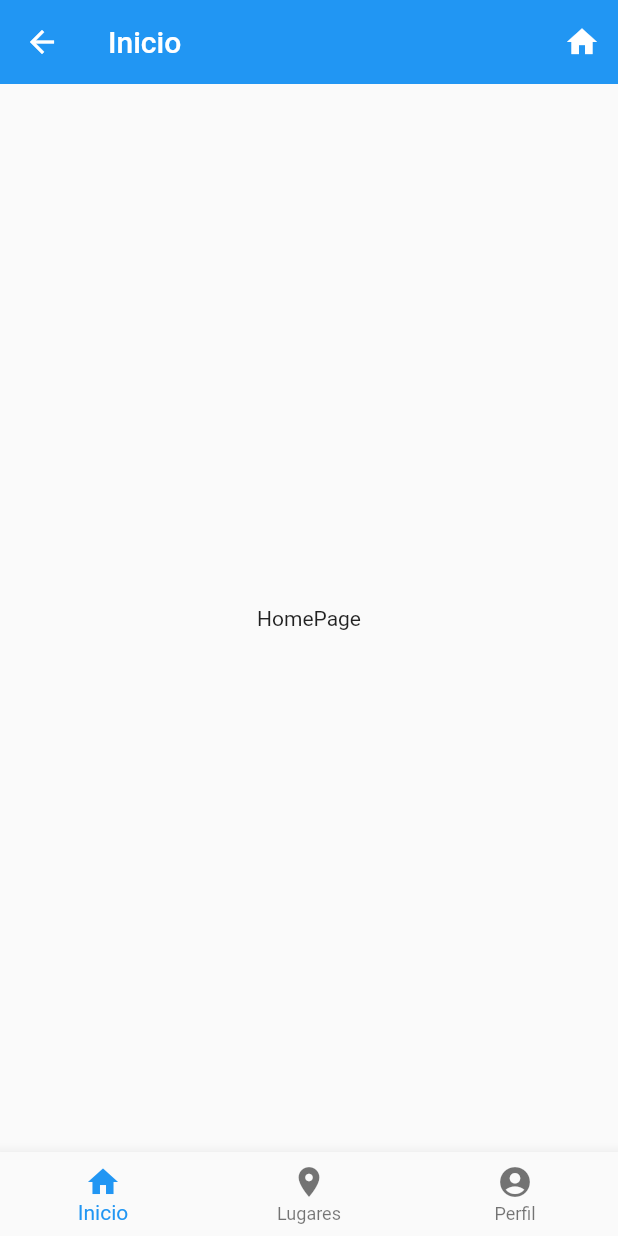
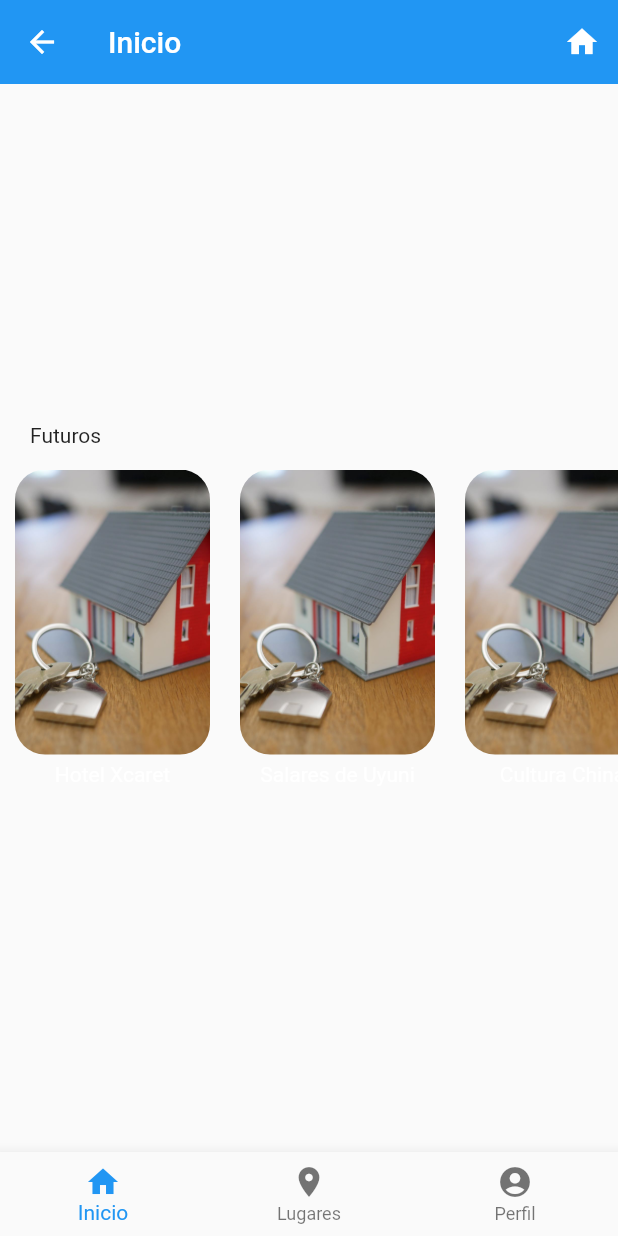
Before and after one commit to joferdev2022/fl_real_state, a Flutter app: the HomePage screen opened by its route, on a phone screen of 412 x 824 dp. Run offline on Flutter 3.47's test engine with Material 2 defaults, Android fonts, the phone set to English and light mode, and no system bars; our stand-ins replace card_swiper.

Commit message:
lova chargued

```diff
--- a/lib/main.dart
+++ b/lib/main.dart
@@ -1,5 +1,6 @@
 import 'package:feed_app/pages/cover.dart';
 import 'package:feed_app/pages/home_page.dart';
+import 'package:feed_app/pages/information_page.dart';
 import 'package:flutter/material.dart';
 
 void main() => runApp(MyApp());
@@ -14,6 +15,7 @@ class MyApp extends StatelessWidget {
       routes: {
         'cover': (_) => Cover(),
         'home': (_) => HomePage(),
+        'information': (_) => InformationPage(),
       },
     );
   }
--- /dev/null
+++ b/lib/models/pictures.dart
@@ -0,0 +1,26 @@
+import 'dart:convert';
+
+class Pictures {
+  String title;
+  String? pais;
+  String img;
+  String? tipo;
+  String? text;
+
+  Pictures(
+      {required this.title,
+      required this.img,
+      this.pais,
+      this.tipo,
+      this.text});
+
+  factory Pictures.fromJson(String str) => Pictures.fromMap(json.decode(str));
+
+  factory Pictures.fromMap(Map<String, dynamic> json) => Pictures(
+        title: json["title"],
+        pais: json["pais"],
+        img: json["img"],
+        text: json["text"],
+        tipo: json["tipo"],
+      );
+}
--- a/lib/pages/home_page.dart
+++ b/lib/pages/home_page.dart
@@ -1,3 +1,4 @@
+import 'package:feed_app/widgets/custom_card.dart';
 import 'package:feed_app/widgets/custom_navigator.dart';
 import 'package:flutter/material.dart';
 
@@ -16,7 +17,7 @@ class HomePage extends StatelessWidget {
         actions: [IconButton(onPressed: () {}, icon: const Icon(Icons.home))],
       ),
       body: const Center(
-        child: Text('HomePage'),
+        child: CustomCard(),
       ),
       bottomNavigationBar: const CustomNavigator(),
     );
--- /dev/null
+++ b/lib/widgets/custom_card.dart
@@ -0,0 +1,107 @@
+import 'package:feed_app/models/pictures.dart';
+import 'package:flutter/material.dart';
+
+class CustomCard extends StatelessWidget {
+  const CustomCard({Key? key}) : super(key: key);
+
+  @override
+  Widget build(BuildContext context) {
+    List<Pictures> futuro = [
+      Pictures(
+          pais: 'Mexico',
+          img: 'assets/cover_banner.jpg',
+          title: 'Hotel Xcaret',
+          tipo: 'Hotel all in one',
+          text:
+              'Cupidatat ipsum id consequat est est. Veniam magna aute magna adipisicing. Fugiat minim exercitation quis id anim ea tempor est est eiusmod deserunt do ex consectetur. Laboris incididunt ea ut mollit commodo magna et laboris elit ea minim elit. Ipsum occaecat quis ut do irure fugiat fugiat aliquip sit consectetur nulla eu tempor dolore. Qui incididunt eu quis aliquip occaecat.'),
+      Pictures(
+          pais: 'Bolivia',
+          img: 'assets/cover_banner.jpg',
+          title: 'Salares de Uyuni',
+          tipo: 'Salar natural',
+          text:
+              'El Salar de Uyuni, en medio de los Andes en el sur de Bolivia, es la salina más grande del mundo. Es el legado de un lago prehistórico que se secó y dejó un paisaje desértico de casi 11,000 km cuadrados de sal blanca brillante, formaciones rocosas e islas con cactus.'),
+      Pictures(
+          pais: 'China',
+          img: 'assets/cover_banner.jpg',
+          title: 'Cultura China',
+          tipo: 'cultural',
+          text: ''),
+      Pictures(
+          pais: 'Corea',
+          img: 'assets/cover_banner.jpg',
+          title: 'Cultura Coreana',
+          tipo: 'Cultural',
+          text: ''),
+    ];
+    return Container(
+      width: double.infinity,
+      height: 260,
+      child: Column(
+        crossAxisAlignment: CrossAxisAlignment.start,
+        children: [
+          const Padding(
+            padding: EdgeInsets.symmetric(horizontal: 20),
+            child: Text(
+              'Futuros',
+            ),
+          ),
+          const SizedBox(
+            height: 5,
+          ),
+          Expanded(
+            // child: Card(
+            //   // elevation: 20,
+            //   child: SizedBox(
+            //     width: 400,
+            //     height: 100,
+            //     child: Center(child: Text('Elevated Card')),
+            //   ),
+            // ),
+            child: ListView.builder(
+              scrollDirection: Axis.horizontal,
+              itemCount: futuro.length,
+              itemBuilder: (_, int index) {
+                return Container(
+                  width: 130,
+                  height: 190,
+                  margin:
+                      const EdgeInsets.symmetric(horizontal: 10, vertical: 10),
+                  child: Column(
+                    children: [
+                      GestureDetector(
+                        onTap: () => Navigator.pushNamed(context, 'information',
+                            arguments: futuro[index]),
+                        child: ClipRRect(
+                          borderRadius: BorderRadius.circular(20),
+                          child: FadeInImage(
+                            placeholder:
+                                const AssetImage('assets/no-image.jpg'),
+                            image: AssetImage(futuro[index].img),
+                            width: 130,
+                            height: 190,
+                            fit: BoxFit.cover,
+                          ),
+                        ),
+                      ),
+                      const SizedBox(
+                        height: 5,
+                      ),
+                      Text(
+                        futuro[index].title,
+                        style: const TextStyle(color: Colors.white),
+                        maxLines: 2,
+                        overflow: TextOverflow.ellipsis,
+                        textAlign: TextAlign.center,
+                      ),
+                    ],
+                  ),
+                );
+              },
+            ),
+          )
+        ],
+      ),
+    );
+  }
+}
--- a/pubspec.yaml
+++ b/pubspec.yaml
@@ -29,7 +29,7 @@ environment:
 dependencies:
   flutter:
     sdk: flutter
-
+  card_swiper : ^2.0.1
 
   # The following adds the Cupertino Icons font to your application.
   # Use with the CupertinoIcons class for iOS style icons.
@@ -38,6 +38,8 @@ dependencies:
 dev_dependencies:
   flutter_test:
     sdk: flutter
+
+
 
   # The "flutter_lints" package below contains a set of recommended lints to
   # encourage good coding practices. The lint set provided by the package is
```
Also changed, not shown: lib/pages/information_page.dart (added, +175 -0 lines), assets/no-image.jpg (added), pubspec.lock.
